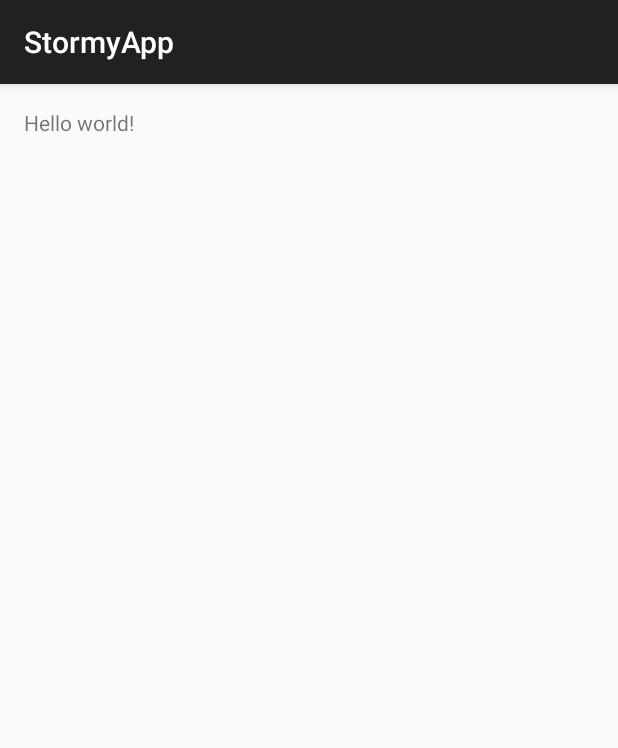
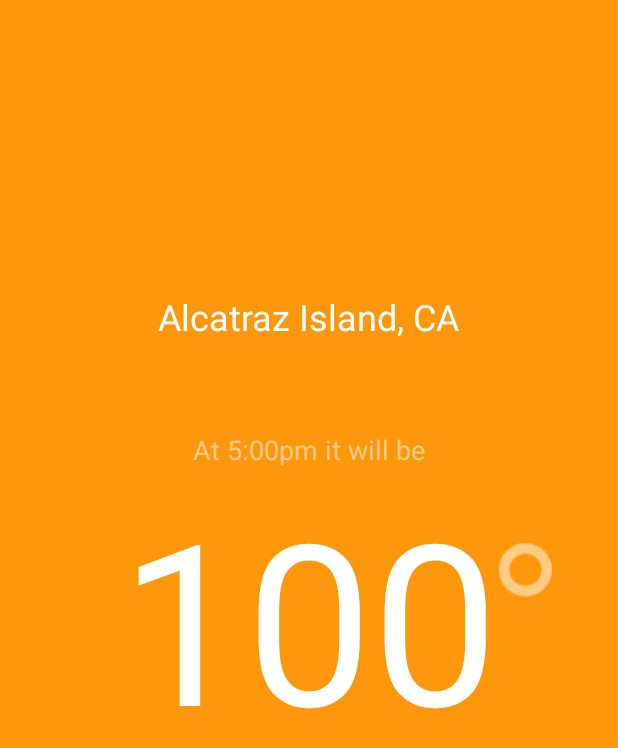
Before and after one commit to MaggieONeill/StormyApp, an Android app: the screen it shows after launch (MainActivity), on a phone screen of 412 x 824 dp. Shown: the top 748 px of the screen. Run offline under Robolectric (Android 15) with nearby library versions, the phone set to English and light mode, and no system bars; libraries missing offline, so code that uses them is left out: com.squareup.okhttp; 4 statements that could not run were skipped.

Commit message:
Added activity layout

```diff
--- a/app/src/main/AndroidManifest.xml
+++ b/app/src/main/AndroidManifest.xml
@@ -12,7 +12,8 @@
         android:theme="@style/AppTheme" >
         <activity
             android:name=".MainActivity"
-            android:label="@string/app_name" >
+            android:label="@string/app_name"
+            android:screenOrientation="portrait">
             <intent-filter>
                 <action android:name="android.intent.action.MAIN" />
 
--- a/app/src/main/java/com/example/guest/stormyapp/MainActivity.java
+++ b/app/src/main/java/com/example/guest/stormyapp/MainActivity.java
@@ -94,6 +94,11 @@ public class MainActivity extends AppCompatActivity {
         currentWeather.setPrecipChance(currently.getDouble("precipProbability"));
         currentWeather.setSummary(currently.getString("summary"));
         currentWeather.setTemperature(currently.getDouble("temperature"));
+        currentWeather.setTimeZone(timezone);
+
+
+        Log.d(TAG, currentWeather.getFormattedTime());
+
 
 
         return  currentWeather;
--- a/app/src/main/res/layout/activity_main.xml
+++ b/app/src/main/res/layout/activity_main.xml
@@ -6,11 +6,51 @@
                 android:paddingRight="@dimen/activity_horizontal_margin"
                 android:paddingTop="@dimen/activity_vertical_margin"
                 android:paddingBottom="@dimen/activity_vertical_margin"
-                tools:context=".MainActivity">
+                tools:context=".MainActivity"
+                android:background="#fc970b"
+                android:id="@+id/RelativeLayout">
+
 
     <TextView
-        android:text="@string/hello_world"
         android:layout_width="wrap_content"
-        android:layout_height="wrap_content"/>
+        android:layout_height="wrap_content"
+        android:text="100"
+        android:id="@+id/temperatureLabel"
+        android:layout_centerVertical="true"
+        android:layout_centerHorizontal="true"
+        android:textColor="@android:color/white"
+        android:textSize="150sp"/>
+
+    <ImageView
+        android:layout_width="wrap_content"
+        android:layout_height="wrap_content"
+        android:id="@+id/degreeImageView"
+        android:layout_alignTop="@+id/temperatureLabel"
+        android:layout_toRightOf="@+id/temperatureLabel"
+        android:layout_toEndOf="@+id/temperatureLabel"
+        android:src="@drawable/degree"
+        android:layout_marginTop="50dp"/>
+
+    <TextView
+        android:layout_width="wrap_content"
+        android:layout_height="wrap_content"
+        android:text="At 5:00pm it will be"
+        android:id="@+id/timeLabel"
+        android:layout_above="@+id/degreeImageView"
+        android:layout_centerHorizontal="true"
+        android:textColor="#80ffffff"
+        android:textSize="18sp"/>
+
+    <TextView
+        android:layout_width="wrap_content"
+        android:layout_height="wrap_content"
+        android:text="Alcatraz Island, CA"
+        android:id="@+id/locationLabel"
+        android:layout_above="@+id/timeLabel"
+        android:layout_centerHorizontal="true"
+        android:layout_marginBottom="60dp"
+        android:textColor="@android:color/white"
+        android:textSize="24sp"/>
+
 
 </RelativeLayout>
--- a/app/src/main/res/values/styles.xml
+++ b/app/src/main/res/values/styles.xml
@@ -1,7 +1,7 @@
 <resources>
 
     <!-- Base application theme. -->
-    <style name="AppTheme" parent="Theme.AppCompat.Light.DarkActionBar">
+    <style name="AppTheme" parent="Theme.AppCompat.Light.NoActionBar">
         <!-- Customize your theme here. -->
     </style>
 
```
Also changed, not shown: app/src/main/java/com/example/guest/stormyapp/CurrentWeather.java (+56 -0 lines), app/src/main/res/drawable/clear_day.png (added), app/src/main/res/drawable/clear_night.png (added), app/src/main/res/drawable/cloudy.png (added), app/src/main/res/drawable/cloudy_night.png (added), app/src/main/res/drawable/degree.png (added), app/src/main/res/drawable/fog.png (added), app/src/main/res/drawable/ic_launcher.png (added), app/src/main/res/drawable/partly_cloudy.png (added), app/src/main/res/drawable/rain.png (added), app/src/main/res/drawable/refresh.png (added), app/src/main/res/drawable/sleet.png (added), app/src/main/res/drawable/snow.png (added), app/src/main/res/drawable/sunny.png (added), 1 more files.
